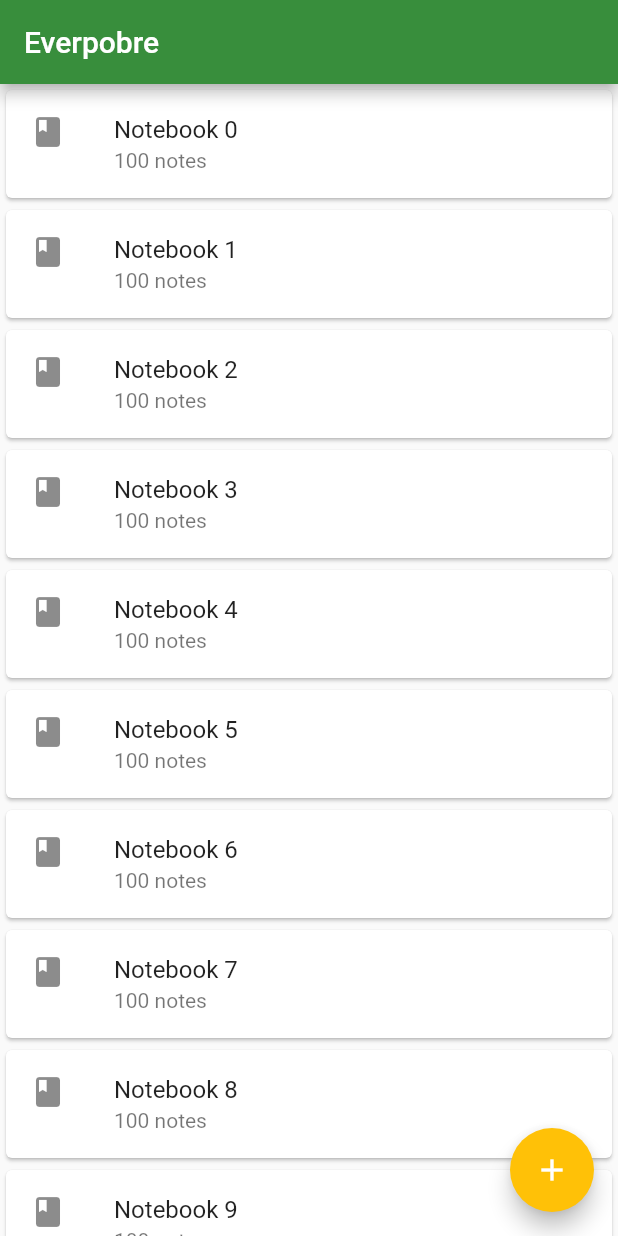
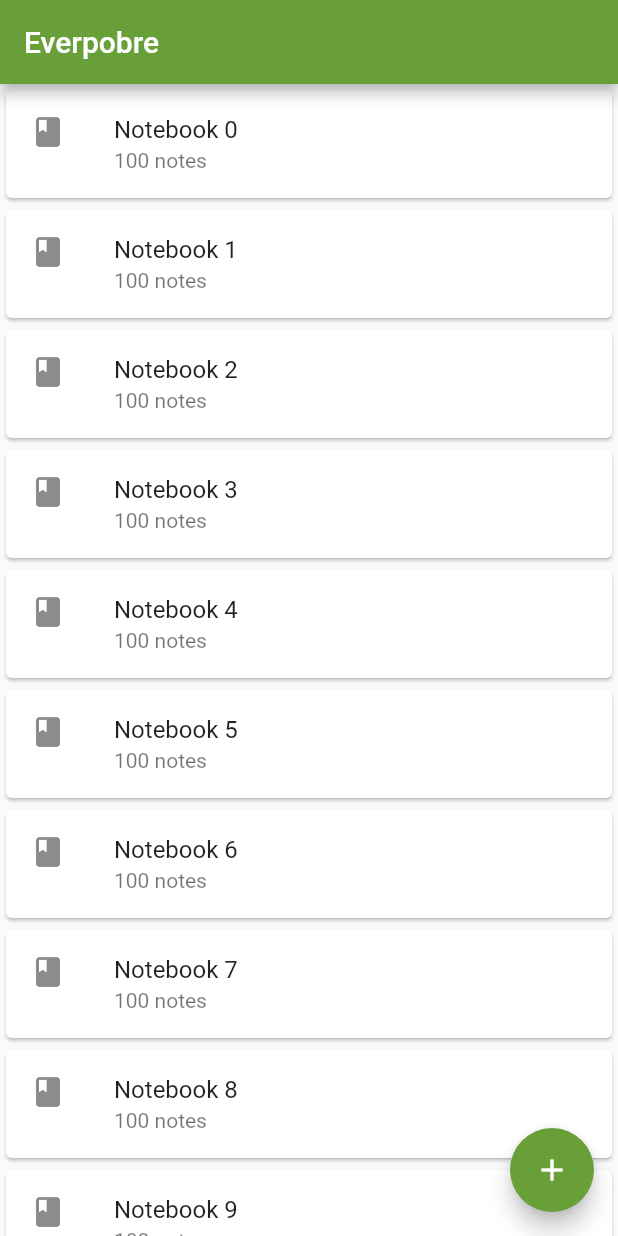
Before and after one commit to JavierLaguna/Everpobre, a Flutter app: the screen it shows after launch, on a phone screen of 412 x 824 dp. Run offline on Flutter 3.47's test engine with Material 2 defaults, Android fonts, the phone set to English and light mode, and no system bars.

Commit message:
Unify Colors

```diff
--- a/lib/main.dart
+++ b/lib/main.dart
@@ -15,8 +15,8 @@ class TreeBuilder extends StatelessWidget {
   Widget build(BuildContext context) {
     return MaterialApp(
       theme: ThemeData.light().copyWith(
-        primaryColor: const Color(0xFF388E3C),
-        accentColor: const Color(0xFFFFC107),
+        primaryColor: const Color(0xFF689F38),
+        accentColor: const Color(0xFFCDDC39),
       ),
       title: TextResources.appName,
       routes: {
--- a/lib/scenes/notebooks_scene.dart
+++ b/lib/scenes/notebooks_scene.dart
@@ -63,6 +63,9 @@ class _NotebooksListViewState extends State<NotebooksListView> {
         },
       ),
       floatingActionButton: FloatingActionButton(
+        backgroundColor: Theme
+            .of(context)
+            .primaryColor,
         onPressed: addNewNotebook,
         child: const Icon(Icons.add),
       ),
@@ -75,10 +78,9 @@ class NotebookSliver extends StatelessWidget {
   final Function(Notebook) _onTapNotebook;
   final Function(Notebook) _onDeleteNotebook;
 
-  const NotebookSliver(
-      {Notebook notebook,
-      Function(Notebook) onTapNotebook,
-      Function(Notebook) onDeleteNotebook})
+  const NotebookSliver({Notebook notebook,
+    Function(Notebook) onTapNotebook,
+    Function(Notebook) onDeleteNotebook})
       : _notebook = notebook,
         _onTapNotebook = onTapNotebook,
         _onDeleteNotebook = onDeleteNotebook;
--- a/lib/scenes/notes_scene.dart
+++ b/lib/scenes/notes_scene.dart
@@ -9,7 +9,10 @@ class NotesListView extends StatefulWidget {
   final Notebook _model;
 
   NotesListView(BuildContext context)
-      : _model = ModalRoute.of(context).settings.arguments as Notebook;
+      : _model = ModalRoute
+      .of(context)
+      .settings
+      .arguments as Notebook;
 
   @override
   _NotesListViewState createState() => _NotesListViewState();
@@ -50,6 +53,9 @@ class _NotesListViewState extends State<NotesListView> {
         },
       ),
       floatingActionButton: FloatingActionButton(
+        backgroundColor: Theme
+            .of(context)
+            .primaryColor,
         onPressed: () {
           widget._model.add(Note("New note"));
         },
```
